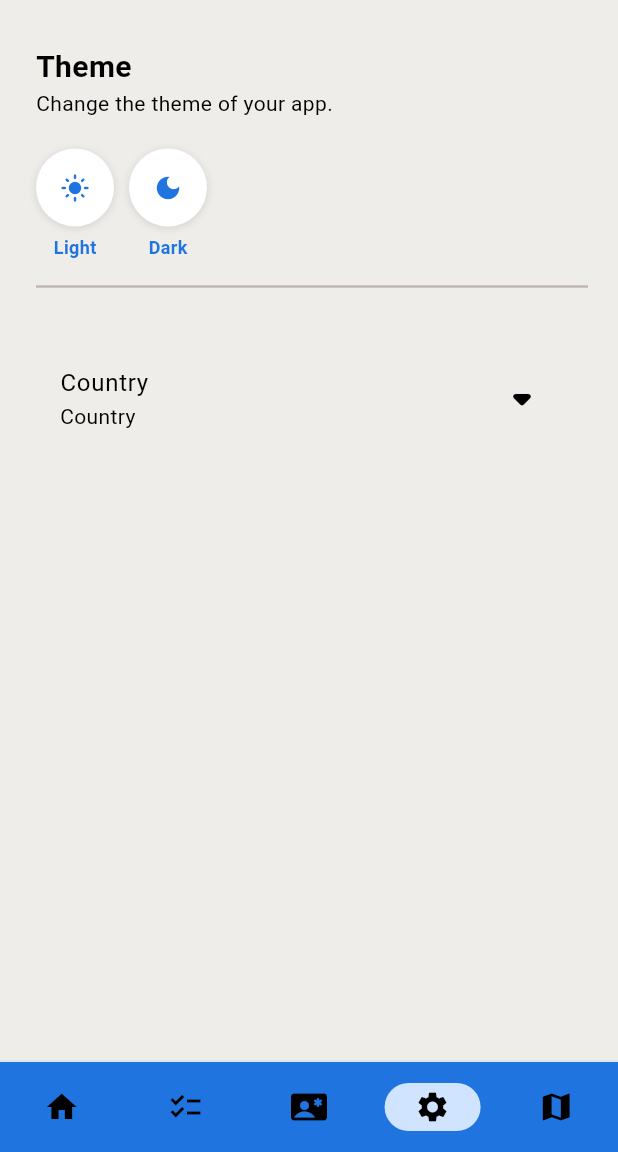
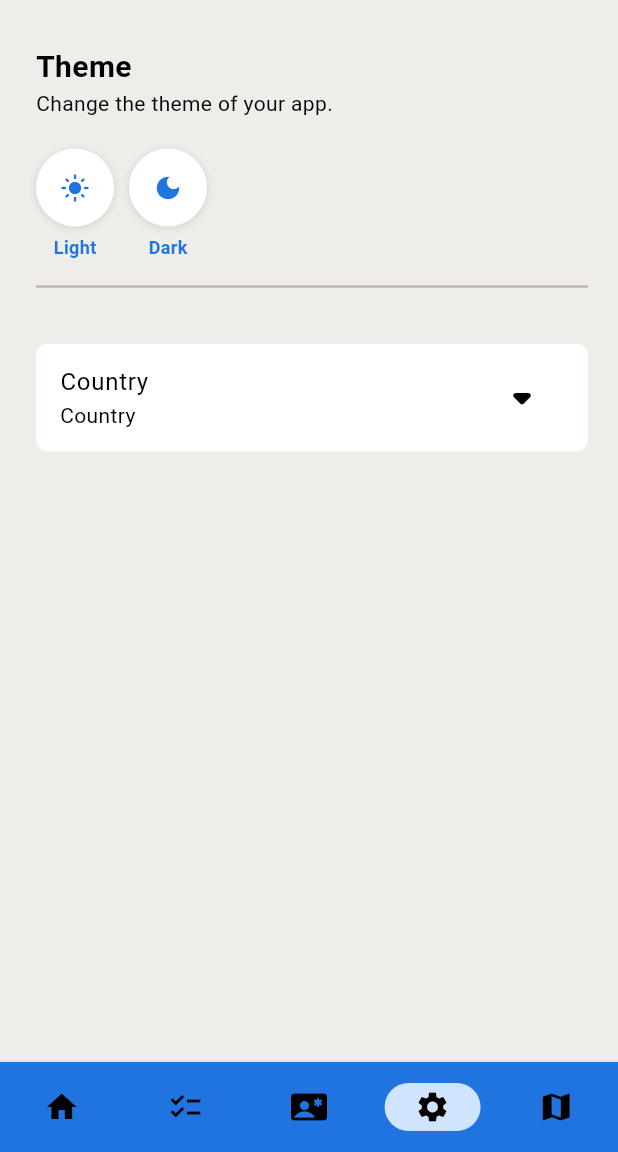
Before and after one commit to LeBern-Matthews/Lookout_Mobile_App, a Flutter app: the screen it shows after launch, item 4 of the bottom bar chosen, on a phone screen of 412 x 824 dp, the part 84-1236 px from its top. Run offline on Flutter 3.47's test engine with Material 3 defaults, Android fonts, the phone set to English and light mode, and no system bars; our stand-ins replace google_maps_flutter, internet_connection_checker, location.

Commit message:
Refactor UI components in EssentialChecklistPage and SettingsPage; enhance theme colors for light and dark modes

```diff
--- a/lib/pages/essential_checklist_page.dart
+++ b/lib/pages/essential_checklist_page.dart
@@ -66,9 +66,18 @@ class _EssentialChecklistPageState extends State<EssentialChecklistPage>
           // Expanded ListView for the checklist items
           Expanded(
             child: ListView.builder(
+              //padding: const EdgeInsets.symmetric(horizontal: 8, vertical: 1),
               itemCount: _items.length,
               itemBuilder: (BuildContext context, int index) {
-                return ListTile(
+
+                return Padding(
+                  padding: const EdgeInsets.symmetric(horizontal: 12.0, vertical: 6.0),
+                  child: ListTile(
+                    shape: RoundedRectangleBorder(
+                      borderRadius: BorderRadius.circular(10),
+                    ),
+                  //contentPadding: const EdgeInsets.symmetric(horizontal: 16,),
+                    //tileColor: tileColor,
                     title: Text(_items[index]),
                     selected: _isChecked[index],
                     trailing: Icon(
@@ -82,6 +91,7 @@ class _EssentialChecklistPageState extends State<EssentialChecklistPage>
                       });
                       __fillProgressBar();
                     },
+                  ),
                 );
               },
             ),
--- a/lib/pages/settings_page.dart
+++ b/lib/pages/settings_page.dart
@@ -93,21 +93,36 @@ class _SettingsPageState extends State<SettingsPage> {
                   final cardColor = isLight
                       ? const Color.fromARGB(255, 255, 236, 209)
                       : const Color.fromARGB(255, 63, 43, 16);
+                      /*
                   final expansionLightColor = const Color.fromARGB(255,210,207,202,);
                   final expansionDarkColor = const Color.fromRGBO(35,32,33,1,);
                   final expansionBg = isLight
                       ? expansionLightColor
                       : expansionDarkColor;
+                      */
+                  final scaffoldBg = Theme.of(context).listTileTheme.tileColor;
 
-                  final scaffoldBg = Theme.of(context).scaffoldBackgroundColor;
+                  //final scaffoldBg = Theme.of(context).scaffoldBackgroundColor;
+                  //final scaffoldBg = Colors.red;
+                  return ExpansionTile(
+                    //shape control
+                    shape: RoundedRectangleBorder(
+                      borderRadius: BorderRadius.circular(8),
+                    ),
+                    collapsedShape: RoundedRectangleBorder(
+                      borderRadius: BorderRadius.circular(8),
+                    ),
 
-                  return ExpansionTile(
+                    //padding control
                     childrenPadding: const EdgeInsets.symmetric(
                       horizontal: 12,
                       vertical: 8,
                     ),
-                    backgroundColor: expansionBg,
-                    collapsedBackgroundColor: scaffoldBg,
+
+                    //color control
+                    backgroundColor: scaffoldBg,
+                    //collapsedBackgroundColor: scaffoldBg,
+
                     controller: _countryController,
                     title: const Text("Country"),
                     subtitle: Text(selectedCountry),
@@ -117,7 +132,7 @@ class _SettingsPageState extends State<SettingsPage> {
                     ),
                     children: [
                       Container(
-                        color: expansionBg,
+                        color: scaffoldBg,
                         child: Column(
                           children: countryOptions().map((country) {
                             final isSelected = selectedCountry == country;
--- a/lib/themes/dark_mode.dart
+++ b/lib/themes/dark_mode.dart
@@ -12,8 +12,14 @@ ThemeData darkmode = ThemeData(
     onSecondary: Colors.white,
 
   ),
-  cardColor: const Color.fromRGBO(255,15,15, 1),
-  scaffoldBackgroundColor: const Color.fromRGBO(30, 30, 30, 1),
+  //cardColor: const Color.fromRGBO(255,15,15, 1),
+  //scaffoldBackgroundColor: const Color.fromRGBO(30, 30, 30, 1),
+  //scaffoldBackgroundColor: const Color.fromRGBO(30, 30, 30, 1),
+
+   cardTheme: CardThemeData(
+    color:const Color.fromRGBO(30, 30, 30, 1),
+
+  ),
   appBarTheme: const AppBarTheme(
     backgroundColor: Color.fromRGBO(30, 30, 30, 1),
     foregroundColor: Colors.white,
@@ -28,18 +34,22 @@ ThemeData darkmode = ThemeData(
   iconTheme: const IconThemeData(
     color: Colors.white,
   ),
+
   listTileTheme: const ListTileThemeData(
     textColor: Colors.white,
     iconColor: Colors.white,
-    tileColor: Color.fromRGBO(30, 30, 30, 1),
+    tileColor: Color.fromARGB(255, 24, 24, 24),
+    selectedTileColor: Color.fromARGB(255, 40, 40, 40),
+    selectedColor: Color.fromARGB(223, 96, 96, 96)
   ),
+
   expansionTileTheme: const ExpansionTileThemeData(
     textColor: Colors.white,
     iconColor: Colors.white,
     collapsedTextColor: Colors.white,
     collapsedIconColor: Colors.white,
-    backgroundColor: Color.fromRGBO(30, 30, 30, 1),
-    collapsedBackgroundColor: Color.fromRGBO(30, 30, 30, 1),
+    //backgroundColor: Color.fromRGBO(30, 30, 30, 1),
+    //collapsedBackgroundColor: Color.fromRGBO(30, 30, 30, 1),
   ),
   navigationBarTheme: NavigationBarThemeData(
     backgroundColor: const Color.fromRGBO(30, 30, 30, 1),
--- a/lib/themes/light_mode.dart
+++ b/lib/themes/light_mode.dart
@@ -12,15 +12,20 @@ ThemeData lightmode = ThemeData(
     primary: const Color.fromRGBO(31, 116, 223, 1),
     surface: const Color.fromRGBO(238,237,233, 1),
    secondary: const Color.fromARGB(255, 209, 228, 255),
-  ),listTileTheme: ListTileThemeData(
-    //tileColor: const Color.fromARGB(255, 255, 236, 209),
-    selectedTileColor: const Color.fromARGB(255, 255, 236, 209),
-    iconColor: Colors.orange,
   ),
- // cardColor:  Colors.red,
+
+
+  listTileTheme: ListTileThemeData(
+
+    tileColor:  Colors.white,
+    selectedTileColor:  Color.fromARGB(255,245, 244, 242),
+    selectedColor: Color.fromARGB(254, 147, 146, 144)
+    //iconColor: Colors.orange,
+    //selectedTileColor: Color.fromARGB(255,210,207,202,)
+  ),
 
   cardTheme: CardThemeData(
-    color:const Color.fromARGB(255, 255, 255, 255),
+    color:const Color.fromARGB(255,210,207,202,),
   ),
 
 
```
Lines whose indentation alone changed are shown as unchanged.
